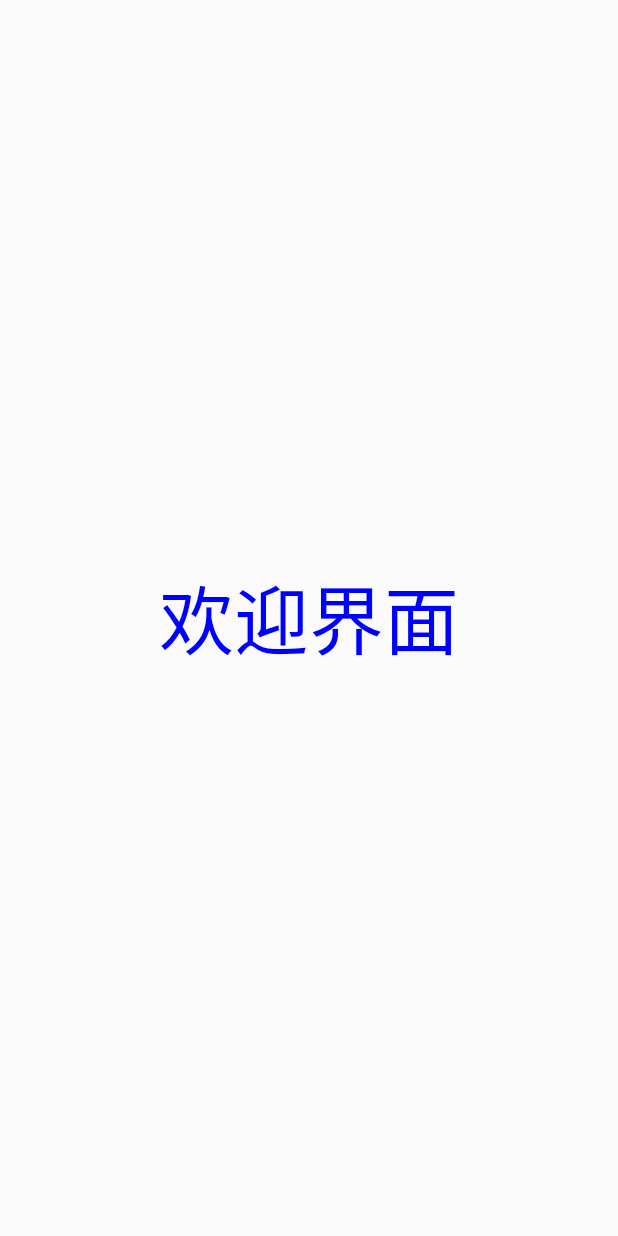
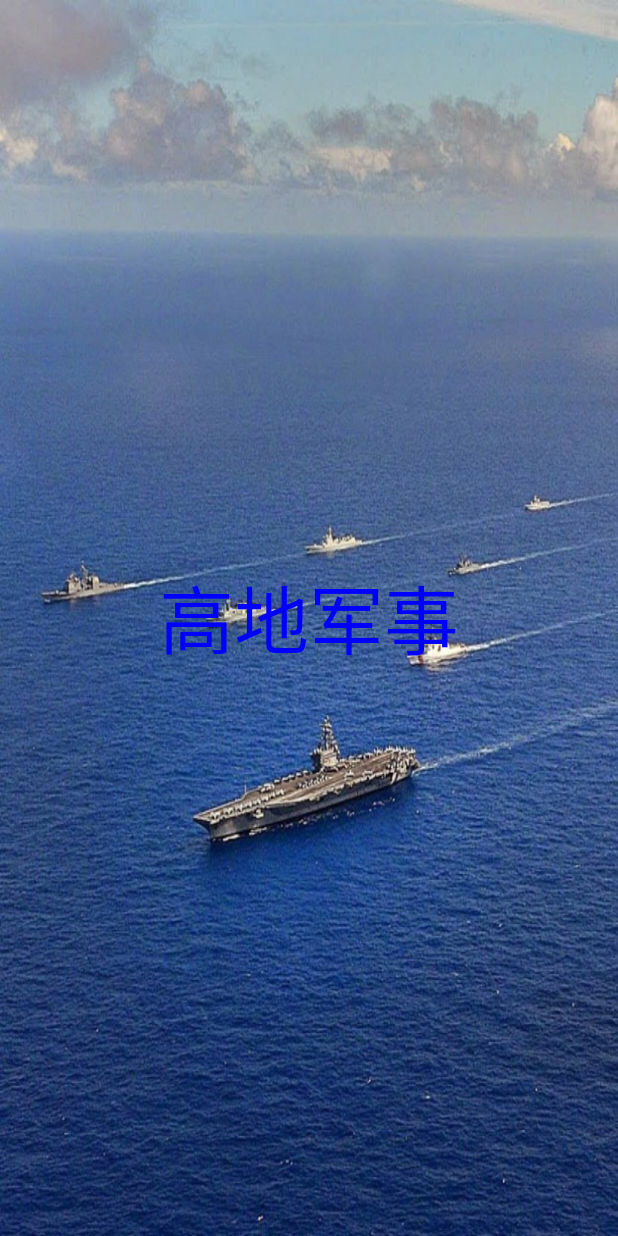
Before and after one commit to stoneWangL/GaoDi, an Android app: the FirstActivity screen opened directly, with no data from a screen before it, on a phone screen of 412 x 824 dp. Run offline under Robolectric (Android 15) with nearby library versions, the phone set to English and light mode, and no system bars; 1 statement that could not run was skipped.

Commit message:
利用handler增加了，无评论的提示，以及消灭0评论的UI切换 将First以及Login的UI变漂亮了一点

```diff
--- a/app/src/main/res/layout/activity_first.xml
+++ b/app/src/main/res/layout/activity_first.xml
@@ -1,12 +1,14 @@
 <?xml version="1.0" encoding="utf-8"?>
 <LinearLayout xmlns:android="http://schemas.android.com/apk/res/android"
-    android:orientation="vertical" android:layout_width="match_parent"
-    android:layout_height="match_parent">
+    android:orientation="vertical"
+    android:layout_width="match_parent"
+    android:layout_height="match_parent"
+    android:background="@drawable/background06">
     <TextView
         android:gravity="center"
         android:layout_width="fill_parent"
         android:layout_height="fill_parent"
-        android:text="欢迎界面"
+        android:text="高地军事"
         android:textColor="#00f"
         android:textSize="50sp"/>
 </LinearLayout>
--- a/app/src/main/res/layout/tab2.xml
+++ b/app/src/main/res/layout/tab2.xml
@@ -1,6 +1,7 @@
 <?xml version="1.0" encoding="utf-8"?>
 <android.support.design.widget.CoordinatorLayout
     xmlns:android="http://schemas.android.com/apk/res/android"
+    android:id="@+id/comment_page"
     android:orientation="vertical"
     android:layout_width="match_parent"
     android:layout_height="match_parent">
```
Also changed, not shown: app/src/main/java/com/example/stonewang/gaodi/fragment/CommentPageFragment.java (+34 -9 lines), app/src/main/res/layout/activity_login.xml (+4 -5 lines), app/src/main/res/drawable/background01.png (added), app/src/main/res/drawable/background02.png (added), app/src/main/res/drawable/background05.jpg (added), app/src/main/res/drawable/background06.jpg (added).
